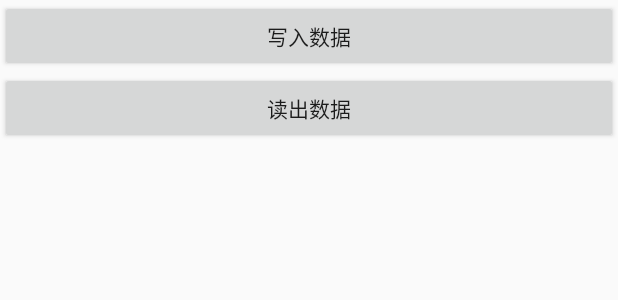
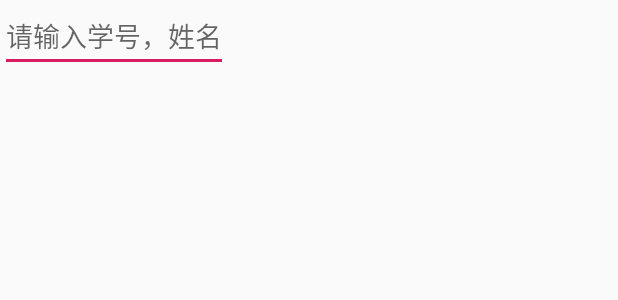
Before and after one commit to SeaBottomLao/AndroidPractice4, an Android app: the layout activity_main.xml on its own in the app's theme, with its tools: preview values and no code run, on a phone screen of 412 x 824 dp. Shown: the top 300 px of the screen. Run offline under Robolectric (Android 15) with nearby library versions, the phone set to English and light mode, and no system bars.

```diff
--- a/app/src/main/res/layout/activity_main.xml
+++ b/app/src/main/res/layout/activity_main.xml
@@ -1,15 +1,11 @@
+<?xml version="1.0" encoding="utf-8"?>
 <LinearLayout xmlns:android="http://schemas.android.com/apk/res/android"
-    android:layout_height="match_parent"
     android:layout_width="match_parent"
-    android:orientation="vertical">
-    <Button
-        android:layout_width="match_parent"
+    android:layout_height="match_parent">
+
+    <EditText
+        android:layout_width="wrap_content"
         android:layout_height="wrap_content"
-        android:id="@+id/ButtonWrite"
-        android:text="写入数据"/>
-    <Button
-        android:layout_width="match_parent"
-        android:layout_height="wrap_content"
-        android:id="@+id/ButtonRead"
-        android:text="读出数据"/>
+        android:id="@+id/edit_text"
+        android:hint="请输入学号，姓名"/>
 </LinearLayout>
```
Also changed, not shown: app/src/main/java/com/example/androidpractice4/MainActivity.java (+64 -39 lines).
